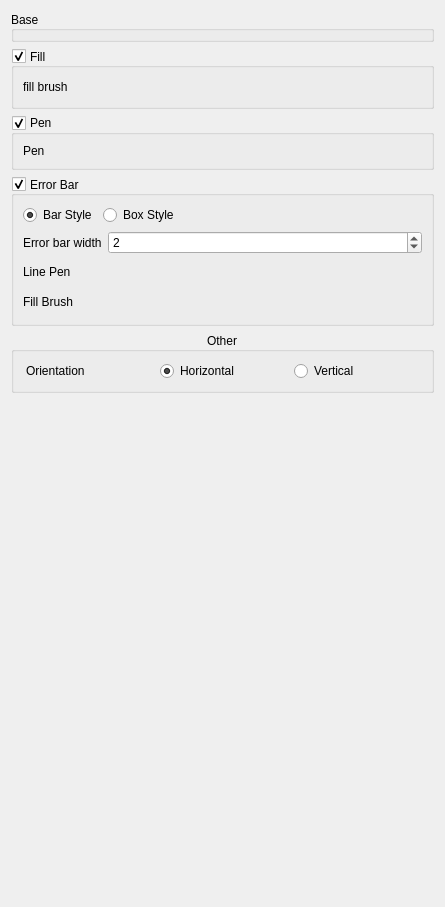
czyt1988/data-workbench, file src/DAGui/ChartSetting/DAChartErrorBarItemSettingWidget.ui: the form before one commit.
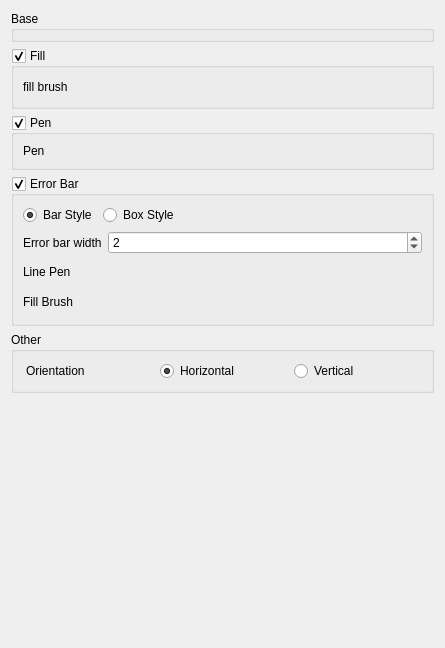
The form after the commit. Custom widgets are drawn as their Qt base class.

Diff of the .ui file:
```diff
--- a/src/DAGui/ChartSetting/DAChartErrorBarItemSettingWidget.ui
+++ b/src/DAGui/ChartSetting/DAChartErrorBarItemSettingWidget.ui
@@ -7,7 +7,7 @@
     <x>0</x>
     <y>0</y>
     <width>445</width>
-    <height>907</height>
+    <height>648</height>
    </rect>
   </property>
   <property name="windowTitle">
@@ -25,9 +25,6 @@
      <property name="title">
       <string>Base</string>
      </property>
-     <property name="alignment">
-      <set>Qt::AlignmentFlag::AlignLeading|Qt::AlignmentFlag::AlignLeft|Qt::AlignmentFlag::AlignVCenter</set>
-     </property>
      <property name="flat">
       <bool>true</bool>
      </property>
@@ -70,9 +67,6 @@
      <property name="title">
       <string>Fill</string>
      </property>
-     <property name="alignment">
-      <set>Qt::AlignmentFlag::AlignLeading|Qt::AlignmentFlag::AlignLeft|Qt::AlignmentFlag::AlignVCenter</set>
-     </property>
      <property name="flat">
       <bool>true</bool>
      </property>
@@ -104,6 +98,12 @@
       </item>
       <item row="0" column="0">
        <widget class="QLabel" name="label_8">
+        <property name="sizePolicy">
+         <sizepolicy hsizetype="Maximum" vsizetype="Preferred">
+          <horstretch>0</horstretch>
+          <verstretch>0</verstretch>
+         </sizepolicy>
+        </property>
         <property name="text">
          <string>fill brush</string>
         </property>
@@ -132,13 +132,26 @@
      <layout class="QGridLayout" name="gridLayout_2" columnstretch="1,2">
       <item row="0" column="0">
        <widget class="QLabel" name="label_3">
+        <property name="sizePolicy">
+         <sizepolicy hsizetype="Maximum" vsizetype="Preferred">
+          <horstretch>0</horstretch>
+          <verstretch>0</verstretch>
+         </sizepolicy>
+        </property>
         <property name="text">
          <string>Pen</string>
         </property>
        </widget>
       </item>
       <item row="0" column="1">
-       <widget class="DA::DAPenEditWidget" name="penEditWidget" native="true"/>
+       <widget class="DA::DAPenEditWidget" name="penEditWidget" native="true">
+        <property name="sizePolicy">
+         <sizepolicy hsizetype="Expanding" vsizetype="Preferred">
+          <horstretch>0</horstretch>
+          <verstretch>0</verstretch>
+         </sizepolicy>
+        </property>
+       </widget>
       </item>
      </layout>
     </widget>
@@ -160,9 +173,6 @@
      <property name="title">
       <string>Error Bar</string>
      </property>
-     <property name="alignment">
-      <set>Qt::AlignmentFlag::AlignLeading|Qt::AlignmentFlag::AlignLeft|Qt::AlignmentFlag::AlignVCenter</set>
-     </property>
      <property name="flat">
       <bool>true</bool>
      </property>
@@ -287,9 +297,6 @@
      <property name="title">
       <string>Other</string>
      </property>
-     <property name="alignment">
-      <set>Qt::AlignmentFlag::AlignCenter</set>
-     </property>
      <property name="flat">
       <bool>true</bool>
      </property>
```
Left out of the diff: 47 changed lines with no effect on the pictures.
